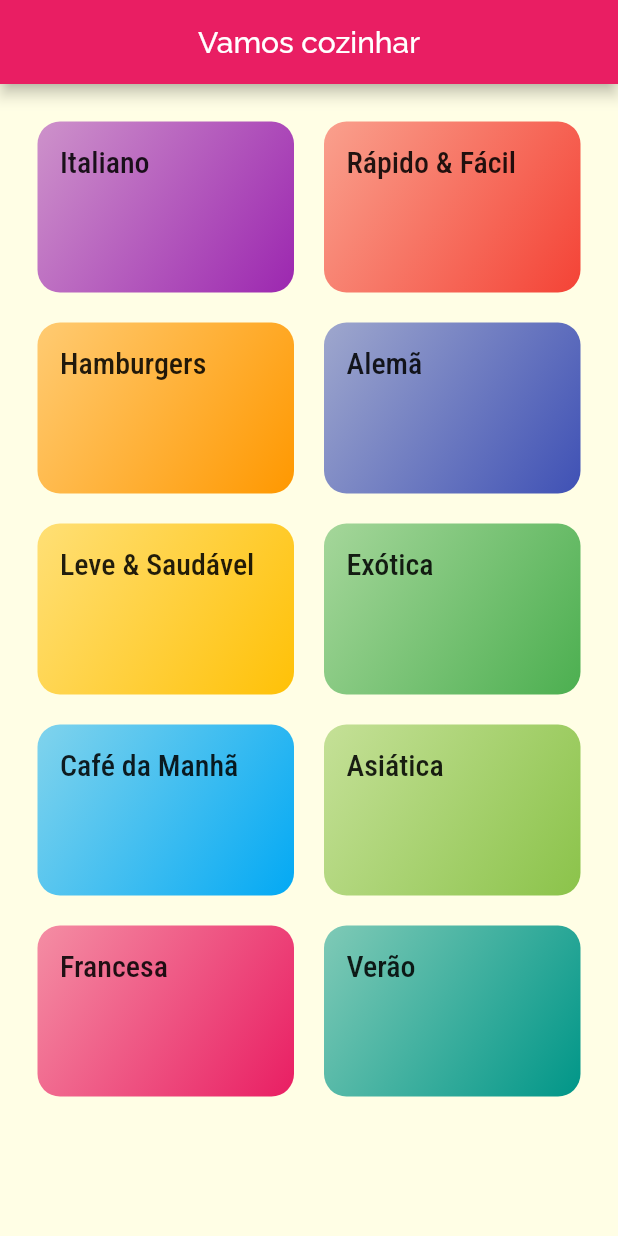
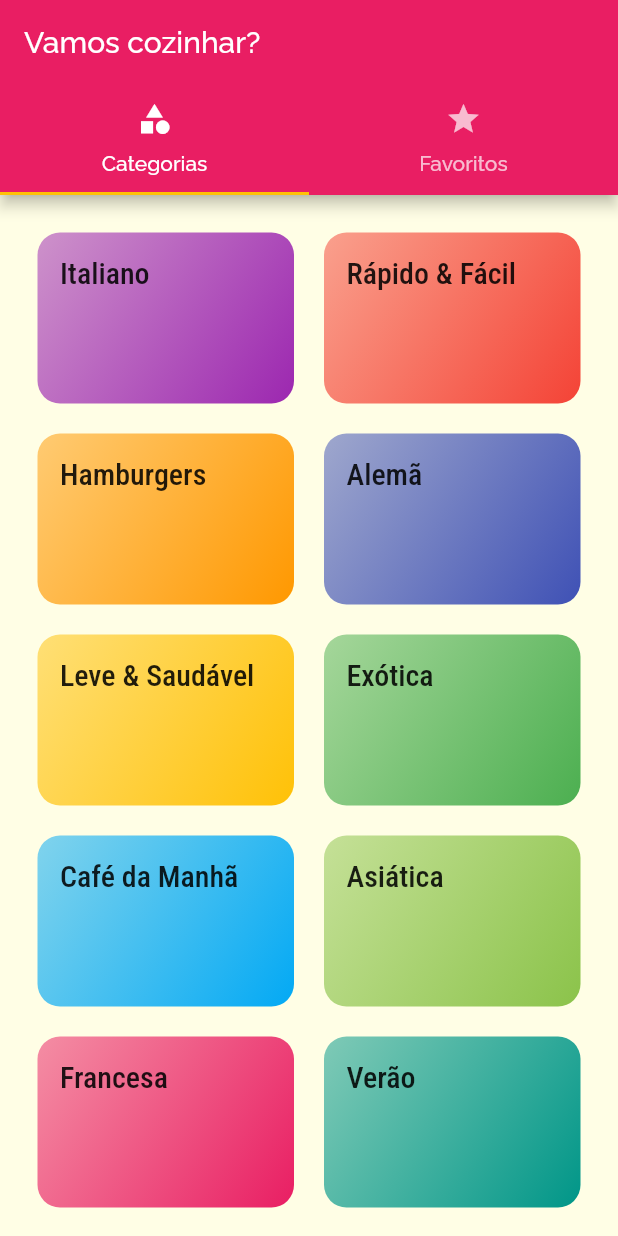
Before and after one commit to hartmannm/curso-flutter, a Flutter app: the screen it shows after launch, on a phone screen of 412 x 824 dp. Run offline on Flutter 3.47's test engine with Material 2 defaults, Android fonts, the phone set to English and light mode, and no system bars.

Commit message:
Criada versão inicial da tabbar
- Criado componente de tabbar
- Criada versão inicial da tela de favoritos
- Aplicada tabbar

```diff
--- a/meals/lib/main.dart
+++ b/meals/lib/main.dart
@@ -2,6 +2,7 @@ import 'package:flutter/material.dart';
 import 'package:meals/screens/categories_meals_screen.dart';
 import 'package:meals/screens/categories_screen.dart';
 import 'package:meals/screens/meal_detail_screen.dart';
+import 'package:meals/screens/tabs_screen.dart';
 import 'package:meals/utils/app_routes.dart';
 
 void main() => runApp(MyApp());
@@ -26,7 +27,7 @@ class MyApp extends StatelessWidget {
       initialRoute: AppRoutes.HOME,
       debugShowCheckedModeBanner: false,
       routes: {
-        AppRoutes.HOME: (_) => CategoriesScreen(),
+        AppRoutes.HOME: (_) => TabsScreen(),
         AppRoutes.CATEGORIES_MEALS: (_) => CategoriesMealsScreen(),
         AppRoutes.MEAL_DETAIL: (_) => MealDetailScreen()
       },
--- a/meals/lib/screens/categories_screen.dart
+++ b/meals/lib/screens/categories_screen.dart
@@ -5,12 +5,8 @@ import 'package:meals/data/dummy_data.dart';
 class CategoriesScreen extends StatelessWidget {
   @override
   Widget build(BuildContext context) {
-    return Scaffold(
-      appBar: AppBar(
-        title: Text('Vamos cozinhar'),
-        centerTitle: true,
-      ),
-      body: GridView(
+    return Container(
+      child: GridView(
         padding: const EdgeInsets.all(25),
         gridDelegate: SliverGridDelegateWithMaxCrossAxisExtent(
           maxCrossAxisExtent: 200,
--- /dev/null
+++ b/meals/lib/screens/favorite_screen.dart
@@ -0,0 +1,10 @@
+import 'package:flutter/material.dart';
+
+class FavoriteScreen extends StatelessWidget {
+  @override
+  Widget build(BuildContext context) {
+    return Center(
+      child: Text('Minhas refeições favoritas'),
+    );
+  }
+}
--- /dev/null
+++ b/meals/lib/screens/tabs_screen.dart
@@ -0,0 +1,36 @@
+import 'package:flutter/material.dart';
+import 'package:meals/screens/categories_screen.dart';
+import 'package:meals/screens/favorite_screen.dart';
+
+class TabsScreen extends StatelessWidget {
+  @override
+  Widget build(BuildContext context) {
+    return DefaultTabController(
+      child: Scaffold(
+        appBar: AppBar(
+          title: Text('Vamos cozinhar?'),
+          bottom: TabBar(
+            tabs: [
+              Tab(
+                icon: Icon(Icons.category),
+                text: 'Categorias',
+              ),
+              Tab(
+                icon: Icon(Icons.star),
+                text: 'Favoritos',
+              )
+            ],
+          ),
+        ),
+        body: TabBarView(
+          children: [
+            CategoriesScreen(),
+            FavoriteScreen(),
+          ],
+        ),
+      ),
+      length: 2,
+      initialIndex: 0,
+    );
+  }
+}
```
